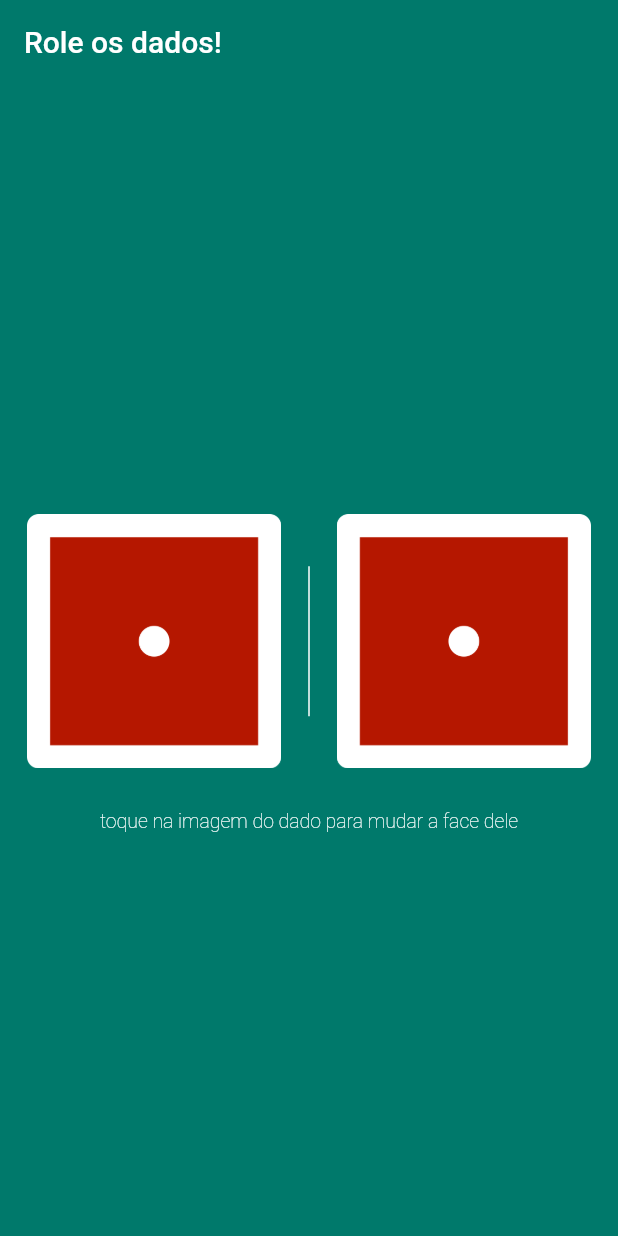
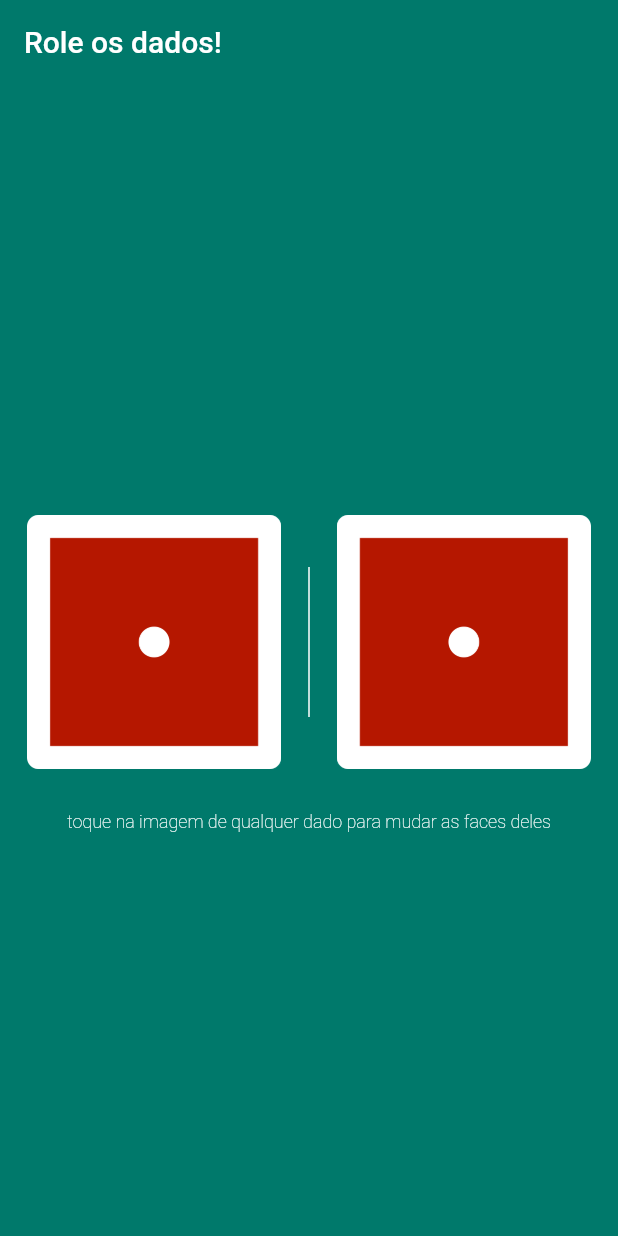
Before and after one commit to menesesdev/dadoos, a Flutter app: the screen it shows after launch, on a phone screen of 412 x 824 dp. Run offline on Flutter 3.47's test engine with Material 2 defaults, Android fonts, the phone set to English and light mode, and no system bars.

Commit message:
Finalizando o projeto

```diff
--- a/lib/main.dart
+++ b/lib/main.dart
@@ -76,11 +76,11 @@ class _DadoosState extends State<Dadoos> {
           height: 10,
         ),
         Text(
-          "toque na imagem do dado para mudar a face dele",
+          "toque na imagem de qualquer dado para mudar as faces deles",
           style: TextStyle(
             color: Colors.white,
             fontWeight: FontWeight.w200,
-            fontSize: 13,
+            fontSize: 12,
           ),
         )
       ],
```
